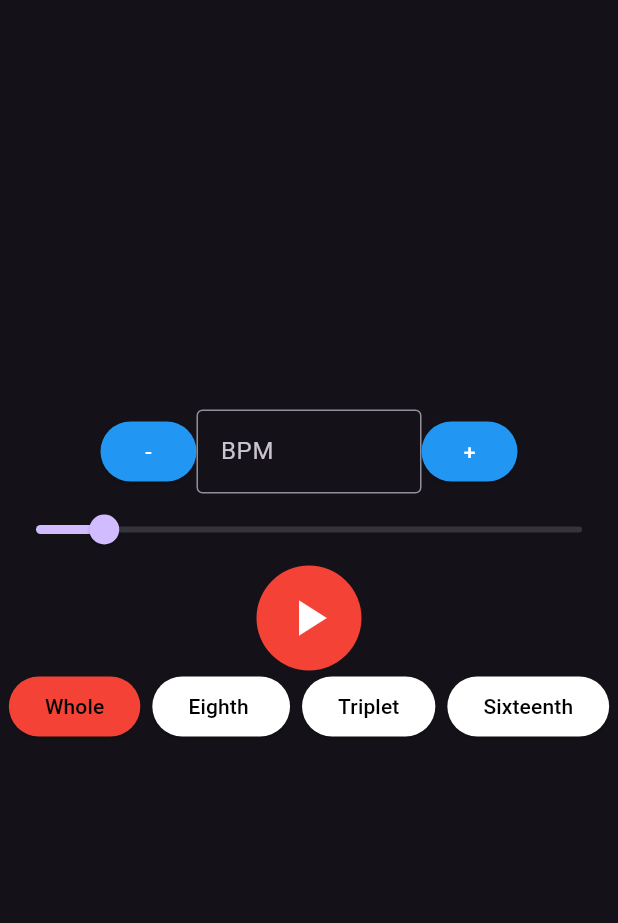
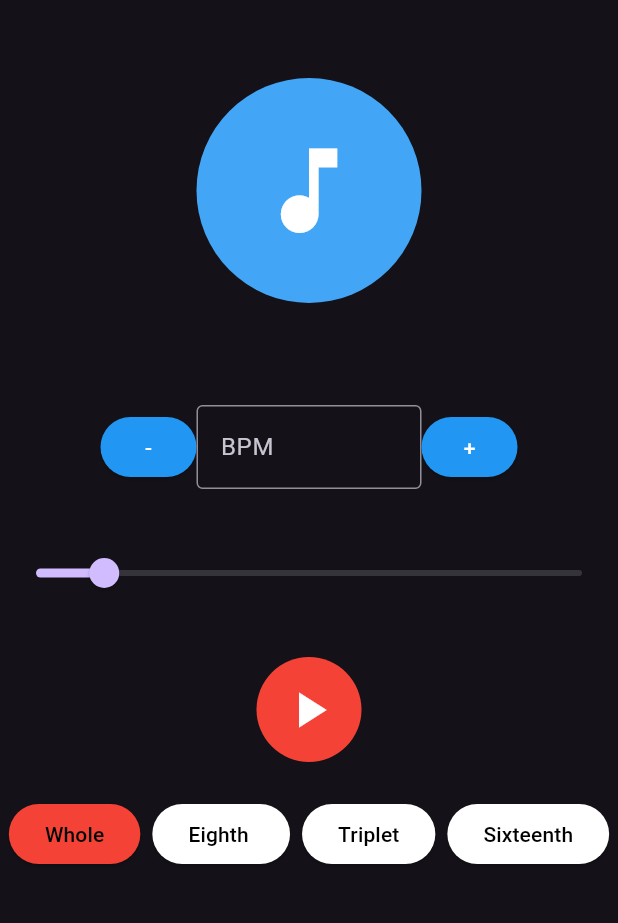
Before and after one commit to AdnanKhaleeli/MetronomeAPP, a Flutter app: the screen it shows after launch, on a phone screen of 412 x 824 dp, the part 84-1007 px from its top. Run offline on Flutter 3.47's test engine with Material 3 defaults, Android fonts, the phone set to English and light mode, and no system bars; our stand-ins replace audioplayers; missing offline and left inert: mongo_dart.

Commit message:
Added pulse animation

```diff
--- /dev/null
+++ b/lib/PulsingCircleWithNote.dart
@@ -0,0 +1,145 @@
+import 'package:flutter/material.dart';
+import 'dart:async';
+
+class PulsingCircleWithNote extends StatefulWidget {
+  final double size;
+  final double bpm;
+  final bool playing; // New parameter
+
+  PulsingCircleWithNote({
+    Key? key,
+    this.size = 150.0,
+    required this.bpm,
+    required this.playing, // Initialize the new parameter
+  }) : super(key: key);
+
+  @override
+  _PulsingCircleWithNoteState createState() => _PulsingCircleWithNoteState();
+}
+
+class _PulsingCircleWithNoteState extends State<PulsingCircleWithNote>
+    with SingleTickerProviderStateMixin {
+  late AnimationController _controller;
+  late Animation<double> _jumpAnimation;
+  Timer? _beatTimer; // Make it nullable to manage lifecycle properly
+
+  late int _beatIntervalMilliseconds;
+  late Color _circleColor;
+
+  @override
+  void initState() {
+    super.initState();
+
+    _circleColor = Colors.blue[400]!;
+
+    // Initialize the beat interval based on the bpm
+    _beatIntervalMilliseconds = (60000 / widget.bpm).toInt();
+
+    // Set up the animation controller
+    _controller = AnimationController(
+      duration: Duration(milliseconds: _beatIntervalMilliseconds),
+      vsync: this,
+    );
+
+    _jumpAnimation = Tween<double>(begin: 1.0, end: 1.2).animate(
+        CurvedAnimation(parent: _controller, curve: Curves.easeOut));
+
+    if (widget.playing) {
+      _startBeatTimer(); // Start the beat timer if it's playing initially
+    }
+  }
+
+  void _startBeatTimer() {
+    // Initialize the beat timer when playback starts
+    if (_beatTimer == null || !_beatTimer!.isActive) {
+      _beatTimer = Timer.periodic(
+        Duration(milliseconds: _beatIntervalMilliseconds),
+        (timer) {
+          _controller.forward(from: 0);
+          _changeColor();
+        },
+      );
+    }
+  }
+
+  void _changeColor() {
+    setState(() {
+      _circleColor = Colors.red[400]!;
+    });
+
+    // Change color back after half the beat duration
+    Future.delayed(Duration(milliseconds: _beatIntervalMilliseconds ~/ 2), () {
+      setState(() {
+        _circleColor = Colors.blue[300]!;
+      });
+    });
+  }
+
+  @override
+  void didUpdateWidget(PulsingCircleWithNote oldWidget) {
+    super.didUpdateWidget(oldWidget);
+
+    // Only update if the bpm or playing state has changed
+    if (oldWidget.bpm != widget.bpm || oldWidget.playing != widget.playing) {
+      setState(() {
+        _beatIntervalMilliseconds = (60000 / widget.bpm).toInt();
+      });
+
+      // Cancel the existing timer and reset the controller
+      _beatTimer?.cancel();
+
+      if (widget.playing) {
+        _startBeatTimer(); // Restart the timer when playing
+      } else {
+        _controller.reset(); // Stop the animation when not playing
+      }
+    }
+  }
+
+  @override
+  void dispose() {
+    // Make sure to cancel the timer and dispose of the controller
+    _beatTimer?.cancel();
+    _controller.dispose();
+    super.dispose();
+  }
+
+  @override
+  Widget build(BuildContext context) {
+    return GestureDetector(
+      onTap: () {
+        if (!widget.playing) {
+          _controller.forward(from: 0); // Start the animation on tap
+        }
+      },
+      child: Center(
+        child: Padding(
+          padding: EdgeInsets.all(32.0),
+          child: AnimatedBuilder(
+            animation: _controller,
+            builder: (context, child) {
+              return Transform.scale(
+                scale: widget.playing ? _jumpAnimation.value : 1.0,
+                child: Container(
+                  width: widget.size,
+                  height: widget.size,
+                  decoration: BoxDecoration(
+                    color: _circleColor,
+                    shape: BoxShape.circle,
+                  ),
+                  child: Center(
+                    child: Icon(
+                      Icons.music_note,
+                      size: widget.size * 0.5,
+                      color: Colors.white,
+                    ),
+                  ),
+                ),
+              );
+            },
+          ),
+        ),
+      ),
+    );
+  }
+}
--- a/lib/main.dart
+++ b/lib/main.dart
@@ -11,8 +11,8 @@ import 'conductorScreens/music.dart';
 import 'conductorScreens/dashboard.dart';
 import 'music.dart';
 import 'studentScreens/Assignments.dart';
-
 import 'CircularBPMIndicator.dart';
+import 'PulsingCircleWithNote.dart';
 
 void main() async {
   WidgetsFlutterBinding.ensureInitialized();
@@ -28,38 +28,22 @@ class MyApp extends StatelessWidget {
       title: 'Metronome App',
       initialRoute: '/',
       routes: {
-        '/': (context) => MetronomeApp(
-            user: ModalRoute.of(context)?.settings.arguments as User?),
+        '/': (context) => MetronomeApp(user: ModalRoute.of(context)?.settings.arguments as User?),
         '/sign_in': (context) => SignIn(),
-        '/addMusic': (context) => AddMusic(
-            user: ModalRoute.of(context)!.settings.arguments as Conductor),
-        '/dashboard_conductor': (context) => Dashboard(
-            user: ModalRoute.of(context)?.settings.arguments as Conductor),
+        '/addMusic': (context) => AddMusic(user: ModalRoute.of(context)!.settings.arguments as Conductor),
+        '/dashboard_conductor': (context) => Dashboard(user: ModalRoute.of(context)?.settings.arguments as Conductor),
         '/assignments': (context) {
-          final Map arguments =
-              ModalRoute.of(context)?.settings.arguments as Map;
+          final Map arguments = ModalRoute.of(context)?.settings.arguments as Map;
           final Student student = arguments['user'];
           final List<Piece> pieces = arguments['pieces'] as List<Piece>;
-          return Assignments(
-            student: student,
-            pieces: pieces,
-          );
+          return Assignments(student: student, pieces: pieces);
         }
       },
       theme: ThemeData(
         brightness: Brightness.dark,
         primarySwatch: Colors.blue,
-        textButtonTheme: TextButtonThemeData(
-          style: TextButton.styleFrom(
-            foregroundColor: Colors.white,
-          ),
-        ),
-        elevatedButtonTheme: ElevatedButtonThemeData(
-          style: ElevatedButton.styleFrom(
-            backgroundColor: Colors.blue,
-            foregroundColor: Colors.white,
-          ),
-        ),
+        textButtonTheme: TextButtonThemeData(style: TextButton.styleFrom(foregroundColor: Colors.white)),
+        elevatedButtonTheme: ElevatedButtonThemeData(style: ElevatedButton.styleFrom(backgroundColor: Colors.blue, foregroundColor: Colors.white)),
       ),
       debugShowCheckedModeBanner: false,
     );
@@ -77,7 +61,6 @@ class MetronomeApp extends StatefulWidget {
 class _MetronomeAppState extends State<MetronomeApp> {
   double _bpm = 60;
   final player = AudioPlayer();
-
   Timer? _timer;
   bool playing = false;
   int currentSubdivisions = 1;
@@ -161,7 +144,6 @@ class _MetronomeAppState extends State<MetronomeApp> {
     });
   }
 
-  // Stops the metronome
   void stopMetronome() {
     _timer?.cancel();
     player.stop();
@@ -182,7 +164,6 @@ class _MetronomeAppState extends State<MetronomeApp> {
 
   void handleSwipe(DragEndDetails details) {
     if (details.velocity.pixelsPerSecond.dx > 0) {
-      // Swipe to the left, go to the previous section
       if (_currentSectionIndex > 0) {
         _pageController.previousPage(
           duration: Duration(milliseconds: 300),
@@ -195,7 +176,6 @@ class _MetronomeAppState extends State<MetronomeApp> {
         });
       }
     } else if (details.velocity.pixelsPerSecond.dx < 0) {
-      // Swipe to the right, go to the next section
       if (_currentSectionIndex < selectedPiece!.sections.length - 1) {
         _pageController.nextPage(
           duration: Duration(milliseconds: 300),
@@ -229,17 +209,32 @@ class _MetronomeAppState extends State<MetronomeApp> {
         },
         onHorizontalDragEnd: handleSwipe,
         behavior: HitTestBehavior.translucent,
+        child: SingleChildScrollView(
           child: Column(
             mainAxisAlignment: MainAxisAlignment.center,
             children: [
               if (widget.user is Student && goalBpm != null)
-              CircularBPMIndicator(
+                Padding(
+                  padding: const EdgeInsets.all(16.0),
+                  child: CircularBPMIndicator(
                     currentBpm: _bpm,
                     goalBpm: goalBpm!.toDouble(),
                     savedBpm: _currentSectionBpm?.toDouble(),
                   ),
+                ),
+              if (widget.user == null || widget.user == Conductor)
+                Padding(
+                  padding: const EdgeInsets.symmetric(vertical: 20.0),
+                  child: PulsingCircleWithNote(
+                    size: 150.0,
+                    bpm: _bpm,
+                    playing: playing,
+                  ),
+                ),
               if (widget.user is Student)
-              DropdownButton<Piece>(
+                Padding(
+                  padding: const EdgeInsets.symmetric(vertical: 10.0),
+                  child: DropdownButton<Piece>(
                     value: selectedPiece,
                     hint: Text('Select a Piece'),
                     items: pieces.map((Piece piece) {
@@ -255,8 +250,11 @@ class _MetronomeAppState extends State<MetronomeApp> {
                       });
                     },
                   ),
+                ),
               if (selectedPiece != null && selectedPiece!.sections.isNotEmpty)
-              Container(
+                Padding(
+                  padding: const EdgeInsets.symmetric(vertical: 20.0),
+                  child: Container(
                     height: 50,
                     child: PageView.builder(
                       controller: _pageController,
@@ -282,8 +280,11 @@ class _MetronomeAppState extends State<MetronomeApp> {
                       },
                     ),
                   ),
+                ),
               if (goalBpm != null)
-              Text(
+                Padding(
+                  padding: const EdgeInsets.all(8.0),
+                  child: Text(
                     'Goal BPM: $goalBpm',
                     style: TextStyle(
                       fontSize: 20,
@@ -291,33 +292,35 @@ class _MetronomeAppState extends State<MetronomeApp> {
                       color: Colors.green,
                     ),
                   ),
-            if (_currentSectionBpm != null && _currentSectionBpm != "N/A" && goalBpm != null )
-
-              Text(
-                'Confirmed BPM: ${_currentSectionBpm!.toInt() == -1? 'N/A' :_currentSectionBpm!.toInt() }',
+                ),
+              if (_currentSectionBpm != null &&
+                  _currentSectionBpm != "N/A" &&
+                  goalBpm != null)
+                Padding(
+                  padding: const EdgeInsets.all(8.0),
+                  child: Text(
+                    'Confirmed BPM: ${_currentSectionBpm!.toInt() == -1 ? 'N/A' : _currentSectionBpm!.toInt()}',
                     style: TextStyle(
                       fontSize: 20,
                       fontWeight: FontWeight.bold,
-                  color: (_currentSectionBpm!.toDouble() >= goalBpm || _currentSectionBpm! == -1)
-                      ? Colors.green // Confirmed BPM >= Goal BPM
+                      color: (_currentSectionBpm!.toDouble() >= goalBpm ||
+                              _currentSectionBpm! == -1)
+                          ? Colors.green
                           : (_currentSectionBpm!.toDouble() >= (goalBpm! - 10))
-                      ? Colors.yellow // Confirmed BPM within 10 of Goal BPM
-                      : Colors.red, // Confirmed BPM less than within 10 of Goal BPM
+                              ? Colors.yellow
+                              : Colors.red,
                     ),
                   ),
-
-
+                ),
               if (widget.user is Student && selectedPiece != null)
-              Container(
-                margin: EdgeInsets.all(16.0),
+                Padding(
+                  padding: const EdgeInsets.all(16.0),
                   child: Center(
                     child: Row(
                         mainAxisAlignment: MainAxisAlignment.center,
                         children: <Widget>[
                           ElevatedButton(
                               onPressed: () async {
-                              // _currentSectionIndex
-                              // Student ID
                                 await DatabaseHelper().updateStudentBPM(
                                     'N/A',
                                     widget.user!.userId,
@@ -327,13 +330,10 @@ class _MetronomeAppState extends State<MetronomeApp> {
                                 setState(() {
                                   _currentSectionBpm = -1;
                                 });
-                            }
-                            ,
+                              },
                               child: Text('N/A')),
                           ElevatedButton(
                               onPressed: () async {
-                              // _currentSectionIndex
-                              // Student ID
                                 await DatabaseHelper().updateStudentBPM(
                                     _bpm,
                                     widget.user!.userId,
@@ -348,7 +348,9 @@ class _MetronomeAppState extends State<MetronomeApp> {
                         ]),
                   ),
                 ),
-            Row(
+              Padding(
+                padding: const EdgeInsets.all(16.0),
+                child: Row(
                   mainAxisAlignment: MainAxisAlignment.center,
                   children: [
                     ElevatedButton(
@@ -379,9 +381,7 @@ class _MetronomeAppState extends State<MetronomeApp> {
                         ],
                         onChanged: (value) {
                           int? bpmInput = int.tryParse(value);
-                      if (bpmInput != null &&
-                          bpmInput >= 40 &&
-                          bpmInput <= 200) {
+                          if (bpmInput != null && bpmInput >= 40 && bpmInput <= 200) {
                             setState(() {
                               _bpm = bpmInput.toDouble();
                               stopMetronome();
@@ -406,7 +406,10 @@ class _MetronomeAppState extends State<MetronomeApp> {
                     ),
                   ],
                 ),
-            Slider(
+              ),
+              Padding(
+                padding: const EdgeInsets.symmetric(vertical: 16.0),
+                child: Slider(
                   min: 40,
                   max: 200,
                   value: _bpm,
@@ -419,7 +422,10 @@ class _MetronomeAppState extends State<MetronomeApp> {
                     });
                   },
                 ),
-            Row(
+              ),
+              Padding(
+                padding: const EdgeInsets.all(16.0),
+                child: Row(
                   mainAxisAlignment: MainAxisAlignment.center,
                   children: [
                     GestureDetector(
@@ -448,7 +454,10 @@ class _MetronomeAppState extends State<MetronomeApp> {
                     ),
                   ],
                 ),
-            Row(
+              ),
+              Padding(
+                padding: const EdgeInsets.symmetric(vertical: 8.0),
+                child: Row(
                   mainAxisAlignment: MainAxisAlignment.center,
                   children: [
                     ElevatedButton(
@@ -520,7 +529,9 @@ class _MetronomeAppState extends State<MetronomeApp> {
                     ),
                   ],
                 ),
+              ),
             ],
+          ),
         ),
       ),
     );
--- a/pubspec.yaml
+++ b/pubspec.yaml
@@ -32,6 +32,7 @@ dependencies:
     sdk: flutter
   audioplayers: ^6.1.0
   mongo_dart: ^0.10.3
+  pulsator: ^1.0.0+2
 
 
 
```
Also changed, not shown: pubspec.lock. Lines whose indentation alone changed are shown as unchanged.
